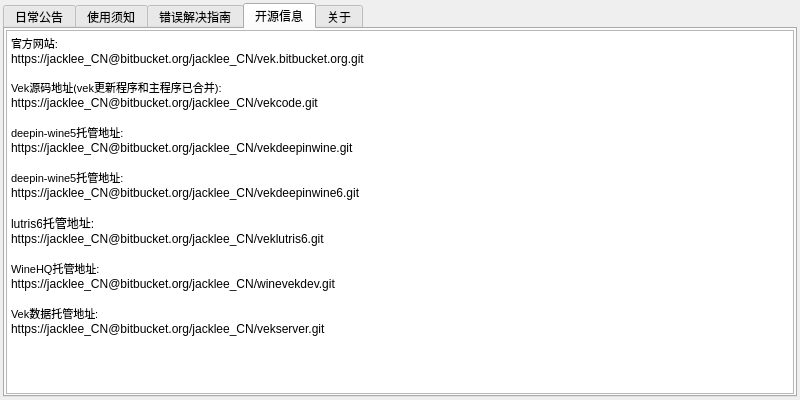
Old version of the form ui/vekAbout.ui in the repository gfdgd-xi/vekcode.
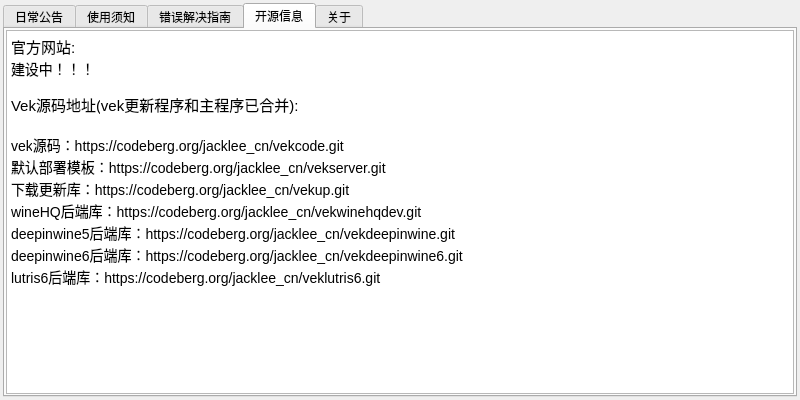
New version of the form. The open tabs and pages were chosen to show the change. Icons and pictures are not drawn.

The edit to the form file:
```diff
--- a/ui/vekAbout.ui
+++ b/ui/vekAbout.ui
@@ -226,26 +226,18 @@
 &lt;html&gt;&lt;head&gt;&lt;meta name=&quot;qrichtext&quot; content=&quot;1&quot; /&gt;&lt;style type=&quot;text/css&quot;&gt;
 p, li { white-space: pre-wrap; }
 &lt;/style&gt;&lt;/head&gt;&lt;body style=&quot; font-family:'Noto Sans CJK SC'; font-size:10.5pt; font-weight:400; font-style:normal;&quot;&gt;
-&lt;p style=&quot; margin-top:0px; margin-bottom:0px; margin-left:0px; margin-right:0px; -qt-block-indent:0; text-indent:0px; background-color:#ffffff;&quot;&gt;&lt;span style=&quot; font-family:'Sans'; font-size:8pt; color:#000000; background-color:#ffffff;&quot;&gt;官方网站:&lt;/span&gt;&lt;/p&gt;
-&lt;p style=&quot; margin-top:0px; margin-bottom:0px; margin-left:0px; margin-right:0px; -qt-block-indent:0; text-indent:0px; background-color:#ffffff;&quot;&gt;&lt;span style=&quot; font-family:'Sans Serif'; font-size:9pt; background-color:#ffffff;&quot;&gt;https://jacklee_CN@bitbucket.org/jacklee_CN/vek.bitbucket.org.git&lt;/span&gt;&lt;/p&gt;
+&lt;p style=&quot; margin-top:0px; margin-bottom:0px; margin-left:0px; margin-right:0px; -qt-block-indent:0; text-indent:0px; background-color:#ffffff;&quot;&gt;&lt;span style=&quot; font-family:'Sans'; font-size:11pt; color:#000000; background-color:#ffffff;&quot;&gt;官方网站:&lt;/span&gt;&lt;/p&gt;
+&lt;p style=&quot; margin-top:0px; margin-bottom:0px; margin-left:0px; margin-right:0px; -qt-block-indent:0; text-indent:0px; background-color:#ffffff;&quot;&gt;&lt;span style=&quot; background-color:#ffffff;&quot;&gt;建设中！！！&lt;/span&gt;&lt;/p&gt;
 &lt;p style=&quot;-qt-paragraph-type:empty; margin-top:0px; margin-bottom:0px; margin-left:0px; margin-right:0px; -qt-block-indent:0; text-indent:0px; font-family:'Sans'; font-size:8pt; color:#000000; background-color:#ffffff;&quot;&gt;&lt;br /&gt;&lt;/p&gt;
-&lt;p style=&quot; margin-top:0px; margin-bottom:0px; margin-left:0px; margin-right:0px; -qt-block-indent:0; text-indent:0px; background-color:#ffffff;&quot;&gt;&lt;span style=&quot; font-family:'Sans'; font-size:8pt; color:#000000; background-color:#ffffff;&quot;&gt;Vek源码地址(vek更新程序和主程序已合并):&lt;/span&gt;&lt;/p&gt;
-&lt;p style=&quot; margin-top:0px; margin-bottom:0px; margin-left:0px; margin-right:0px; -qt-block-indent:0; text-indent:0px; background-color:#ffffff;&quot;&gt;&lt;span style=&quot; font-family:'Sans Serif'; font-size:9pt; background-color:#ffffff;&quot;&gt;https://jacklee_CN@bitbucket.org/jacklee_CN/vekcode.git&lt;/span&gt;&lt;/p&gt;
-&lt;p style=&quot;-qt-paragraph-type:empty; margin-top:0px; margin-bottom:0px; margin-left:0px; margin-right:0px; -qt-block-indent:0; text-indent:0px; font-family:'Sans'; font-size:9pt; color:#000000; background-color:#ffffff;&quot;&gt;&lt;br /&gt;&lt;/p&gt;
-&lt;p style=&quot; margin-top:0px; margin-bottom:0px; margin-left:0px; margin-right:0px; -qt-block-indent:0; text-indent:0px; background-color:#ffffff;&quot;&gt;&lt;span style=&quot; font-family:'Sans'; font-size:8pt; color:#000000; background-color:#ffffff;&quot;&gt;deepin-wine5托管地址:&lt;/span&gt;&lt;/p&gt;
-&lt;p style=&quot; margin-top:0px; margin-bottom:0px; margin-left:0px; margin-right:0px; -qt-block-indent:0; text-indent:0px; background-color:#ffffff;&quot;&gt;&lt;span style=&quot; font-family:'Sans Serif'; font-size:9pt; background-color:#ffffff;&quot;&gt;https://jacklee_CN@bitbucket.org/jacklee_CN/vekdeepinwine.git&lt;/span&gt;&lt;/p&gt;
-&lt;p style=&quot;-qt-paragraph-type:empty; margin-top:0px; margin-bottom:0px; margin-left:0px; margin-right:0px; -qt-block-indent:0; text-indent:0px; font-family:'Sans Serif'; font-size:9pt; background-color:#ffffff;&quot;&gt;&lt;br /&gt;&lt;/p&gt;
-&lt;p style=&quot; margin-top:0px; margin-bottom:0px; margin-left:0px; margin-right:0px; -qt-block-indent:0; text-indent:0px; background-color:#ffffff;&quot;&gt;&lt;span style=&quot; font-family:'Sans'; font-size:8pt; color:#000000; background-color:#ffffff;&quot;&gt;deepin-wine5托管地址:&lt;/span&gt;&lt;/p&gt;
-&lt;p style=&quot; margin-top:0px; margin-bottom:0px; margin-left:0px; margin-right:0px; -qt-block-indent:0; text-indent:0px; background-color:#ffffff;&quot;&gt;&lt;span style=&quot; font-family:'Sans'; font-size:9pt; color:#000000; background-color:#ffffff;&quot;&gt;https://jacklee_CN@bitbucket.org/jacklee_CN/vekdeepinwine6.git&lt;/span&gt;&lt;/p&gt;
-&lt;p style=&quot;-qt-paragraph-type:empty; margin-top:0px; margin-bottom:0px; margin-left:0px; margin-right:0px; -qt-block-indent:0; text-indent:0px; font-family:'Sans'; font-size:9pt; color:#000000; background-color:#ffffff;&quot;&gt;&lt;br /&gt;&lt;/p&gt;
-&lt;p style=&quot; margin-top:0px; margin-bottom:0px; margin-left:0px; margin-right:0px; -qt-block-indent:0; text-indent:0px; background-color:#ffffff;&quot;&gt;&lt;span style=&quot; font-family:'Sans'; font-size:9pt; color:#000000; background-color:#ffffff;&quot;&gt;lutris6托管地址:&lt;/span&gt;&lt;/p&gt;
-&lt;p style=&quot; margin-top:0px; margin-bottom:0px; margin-left:0px; margin-right:0px; -qt-block-indent:0; text-indent:0px; background-color:#ffffff;&quot;&gt;&lt;span style=&quot; font-family:'Sans'; font-size:9pt; color:#000000; background-color:#ffffff;&quot;&gt;https://jacklee_CN@bitbucket.org/jacklee_CN/veklutris6.git&lt;/span&gt;&lt;/p&gt;
-&lt;p style=&quot;-qt-paragraph-type:empty; margin-top:0px; margin-bottom:0px; margin-left:0px; margin-right:0px; -qt-block-indent:0; text-indent:0px; font-family:'Sans'; font-size:9pt; color:#000000; background-color:#ffffff;&quot;&gt;&lt;br /&gt;&lt;/p&gt;
-&lt;p style=&quot; margin-top:0px; margin-bottom:0px; margin-left:0px; margin-right:0px; -qt-block-indent:0; text-indent:0px; background-color:#ffffff;&quot;&gt;&lt;span style=&quot; font-family:'Sans'; font-size:8pt; color:#000000; background-color:#ffffff;&quot;&gt;WineHQ托管地址:&lt;/span&gt;&lt;/p&gt;
-&lt;p style=&quot; margin-top:0px; margin-bottom:0px; margin-left:0px; margin-right:0px; -qt-block-indent:0; text-indent:0px; background-color:#ffffff;&quot;&gt;&lt;span style=&quot; font-family:'Sans Serif'; font-size:9pt; background-color:#ffffff;&quot;&gt;https://jacklee_CN@bitbucket.org/jacklee_CN/winevekdev.git&lt;/span&gt;&lt;/p&gt;
-&lt;p style=&quot;-qt-paragraph-type:empty; margin-top:0px; margin-bottom:0px; margin-left:0px; margin-right:0px; -qt-block-indent:0; text-indent:0px; font-family:'Sans'; font-size:9pt; color:#000000; background-color:#ffffff;&quot;&gt;&lt;br /&gt;&lt;/p&gt;
-&lt;p style=&quot; margin-top:0px; margin-bottom:0px; margin-left:0px; margin-right:0px; -qt-block-indent:0; text-indent:0px; background-color:#ffffff;&quot;&gt;&lt;span style=&quot; font-family:'Sans'; font-size:8pt; color:#000000; background-color:#ffffff;&quot;&gt;Vek数据托管地址:&lt;/span&gt;&lt;/p&gt;
-&lt;p style=&quot; margin-top:0px; margin-bottom:0px; margin-left:0px; margin-right:0px; -qt-block-indent:0; text-indent:0px; background-color:#ffffff;&quot;&gt;&lt;span style=&quot; font-family:'Sans Serif'; font-size:9pt; background-color:#ffffff;&quot;&gt;https://jacklee_CN@bitbucket.org/jacklee_CN/vekserver.git&lt;/span&gt;&lt;/p&gt;&lt;/body&gt;&lt;/html&gt;</string>
+&lt;p style=&quot; margin-top:0px; margin-bottom:0px; margin-left:0px; margin-right:0px; -qt-block-indent:0; text-indent:0px; background-color:#ffffff;&quot;&gt;&lt;span style=&quot; font-family:'Sans'; font-size:11pt; color:#000000; background-color:#ffffff;&quot;&gt;Vek源码地址(vek更新程序和主程序已合并):&lt;/span&gt;&lt;/p&gt;
+&lt;p style=&quot;-qt-paragraph-type:empty; margin-top:0px; margin-bottom:0px; margin-left:0px; margin-right:0px; -qt-block-indent:0; text-indent:0px; font-family:'Sans'; font-size:11pt; color:#000000; background-color:#ffffff;&quot;&gt;&lt;br /&gt;&lt;/p&gt;
+&lt;p style=&quot; margin-top:0px; margin-bottom:0px; margin-left:0px; margin-right:0px; -qt-block-indent:0; text-indent:0px; background-color:#ffffff;&quot;&gt;&lt;span style=&quot; background-color:#ffffff;&quot;&gt;vek源码：https://codeberg.org/jacklee_cn/vekcode.git&lt;/span&gt;&lt;/p&gt;
+&lt;p style=&quot; margin-top:0px; margin-bottom:0px; margin-left:0px; margin-right:0px; -qt-block-indent:0; text-indent:0px;&quot;&gt;&lt;span style=&quot; background-color:#ffffff;&quot;&gt;默认部署模板：https://codeberg.org/jacklee_cn/vekserver.git&lt;/span&gt;&lt;/p&gt;
+&lt;p style=&quot; margin-top:0px; margin-bottom:0px; margin-left:0px; margin-right:0px; -qt-block-indent:0; text-indent:0px;&quot;&gt;&lt;span style=&quot; background-color:#ffffff;&quot;&gt;下载更新库：https://codeberg.org/jacklee_cn/vekup.git&lt;/span&gt;&lt;/p&gt;
+&lt;p style=&quot; margin-top:0px; margin-bottom:0px; margin-left:0px; margin-right:0px; -qt-block-indent:0; text-indent:0px;&quot;&gt;&lt;span style=&quot; background-color:#ffffff;&quot;&gt;wineHQ后端库：https://codeberg.org/jacklee_cn/vekwinehqdev.git&lt;/span&gt;&lt;/p&gt;
+&lt;p style=&quot; margin-top:0px; margin-bottom:0px; margin-left:0px; margin-right:0px; -qt-block-indent:0; text-indent:0px;&quot;&gt;&lt;span style=&quot; background-color:#ffffff;&quot;&gt;deepinwine5后端库：https://codeberg.org/jacklee_cn/vekdeepinwine.git&lt;/span&gt;&lt;/p&gt;
+&lt;p style=&quot; margin-top:0px; margin-bottom:0px; margin-left:0px; margin-right:0px; -qt-block-indent:0; text-indent:0px;&quot;&gt;&lt;span style=&quot; background-color:#ffffff;&quot;&gt;deepinwine6后端库：https://codeberg.org/jacklee_cn/vekdeepinwine6.git&lt;/span&gt;&lt;/p&gt;
+&lt;p style=&quot; margin-top:0px; margin-bottom:0px; margin-left:0px; margin-right:0px; -qt-block-indent:0; text-indent:0px;&quot;&gt;&lt;span style=&quot; background-color:#ffffff;&quot;&gt;lutris6后端库：https://codeberg.org/jacklee_cn/veklutris6.git&lt;/span&gt;&lt;/p&gt;&lt;/body&gt;&lt;/html&gt;</string>
          </property>
         </widget>
        </item>
```
